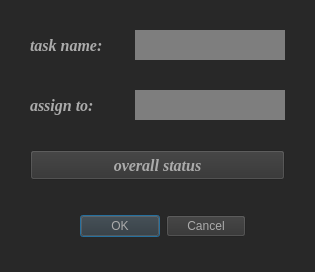
Above: project_management/assign_task.ui from AP-projects-4001/hamidreza-ataei before the change. Below: the same form after it.
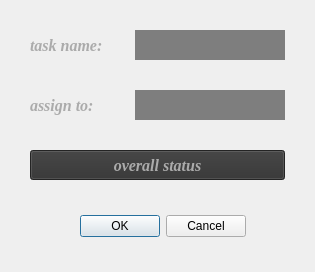
That is the form after the change.

The edit to the form file:
```diff
--- a/project_management/assign_task.ui
+++ b/project_management/assign_task.ui
@@ -26,7 +26,7 @@
    <string>Dialog</string>
   </property>
   <property name="styleSheet">
-   <string notr="true">background-color: rgb(40, 40, 40);</string>
+   <string notr="true"/>
   </property>
   <widget class="QDialogButtonBox" name="buttonBox">
    <property name="geometry">
@@ -41,8 +41,7 @@
     <cursorShape>PointingHandCursor</cursorShape>
    </property>
    <property name="styleSheet">
-    <string notr="true">color: rgb(171, 171, 171);
-background-color: rgb(50, 50, 50);</string>
+    <string notr="true"/>
    </property>
    <property name="orientation">
     <enum>Qt::Horizontal</enum>
```
